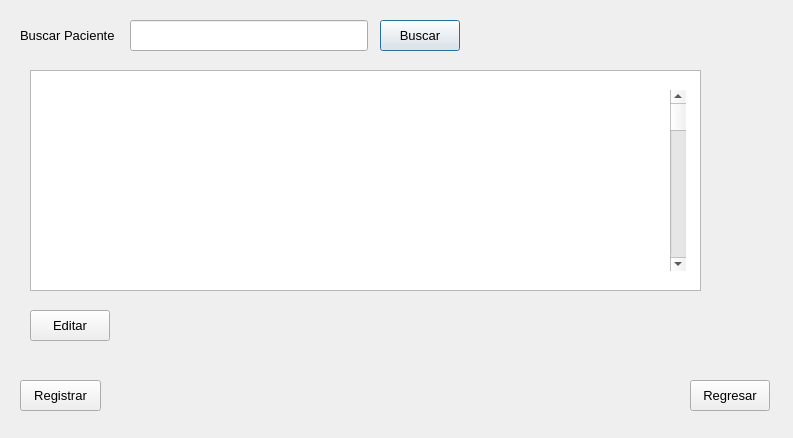
Above: PAF_GUI/PAF_GRAFICA/gui/gestionarpaciente.ui from JMOrbegoso/USS-2021-II-PP before the change. Below: the same form after it.
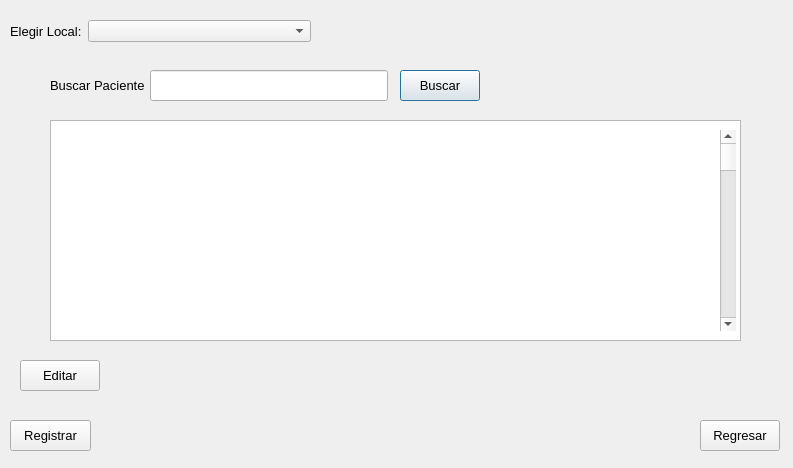
That is the form after the change.

Commit message: Cambios en la opcion Pacientes

What changed in the file:
```diff
--- a/PAF_GUI/PAF_GRAFICA/gui/gestionarpaciente.ui
+++ b/PAF_GUI/PAF_GRAFICA/gui/gestionarpaciente.ui
@@ -7,27 +7,17 @@
     <x>0</x>
     <y>0</y>
     <width>793</width>
-    <height>438</height>
+    <height>468</height>
    </rect>
   </property>
   <property name="windowTitle">
    <string>Gestionar Pacientes Registrados</string>
   </property>
-  <widget class="QTableView" name="listaPacientesTview">
-   <property name="geometry">
-    <rect>
-     <x>30</x>
-     <y>70</y>
-     <width>671</width>
-     <height>221</height>
-    </rect>
-   </property>
-  </widget>
   <widget class="QPushButton" name="buscarPacienteCmd">
    <property name="geometry">
     <rect>
-     <x>380</x>
-     <y>20</y>
+     <x>400</x>
+     <y>70</y>
      <width>80</width>
      <height>31</height>
     </rect>
@@ -44,8 +34,8 @@
   <widget class="QPushButton" name="registrarPacienteCmd">
    <property name="geometry">
     <rect>
-     <x>20</x>
-     <y>380</y>
+     <x>10</x>
+     <y>420</y>
      <width>81</width>
      <height>31</height>
     </rect>
@@ -62,8 +52,8 @@
   <widget class="QPushButton" name="regresarCmd">
    <property name="geometry">
     <rect>
-     <x>690</x>
-     <y>380</y>
+     <x>700</x>
+     <y>420</y>
      <width>80</width>
      <height>31</height>
     </rect>
@@ -80,8 +70,8 @@
   <widget class="QPushButton" name="editarCmd">
    <property name="geometry">
     <rect>
-     <x>30</x>
-     <y>310</y>
+     <x>20</x>
+     <y>360</y>
      <width>80</width>
      <height>31</height>
     </rect>
@@ -98,8 +88,8 @@
   <widget class="QLineEdit" name="buscarPacienteTxt">
    <property name="geometry">
     <rect>
-     <x>130</x>
-     <y>20</y>
+     <x>150</x>
+     <y>70</y>
      <width>238</width>
      <height>31</height>
     </rect>
@@ -108,8 +98,8 @@
   <widget class="QLabel" name="label">
    <property name="geometry">
     <rect>
-     <x>20</x>
-     <y>20</y>
+     <x>50</x>
+     <y>70</y>
      <width>95</width>
      <height>31</height>
     </rect>
@@ -123,13 +113,50 @@
     <string>Buscar Paciente:</string>
    </property>
   </widget>
+  <widget class="QWidget" name="formLayoutWidget">
+   <property name="geometry">
+    <rect>
+     <x>10</x>
+     <y>20</y>
+     <width>301</width>
+     <height>31</height>
+    </rect>
+   </property>
+   <layout class="QFormLayout" name="formLayout">
+    <item row="0" column="0">
+     <widget class="QLabel" name="label_2">
+      <property name="font">
+       <font>
+        <pointsize>10</pointsize>
+       </font>
+      </property>
+      <property name="text">
+       <string>Elegir Local:</string>
+      </property>
+     </widget>
+    </item>
+    <item row="0" column="1">
+     <widget class="QComboBox" name="comboBox"/>
+    </item>
+   </layout>
+  </widget>
+  <widget class="QTableWidget" name="mostrarPacienteTwidget">
+   <property name="geometry">
+    <rect>
+     <x>50</x>
+     <y>120</y>
+     <width>691</width>
+     <height>221</height>
+    </rect>
+   </property>
+  </widget>
   <widget class="QScrollBar" name="verticalScrollBar">
    <property name="geometry">
     <rect>
-     <x>670</x>
-     <y>90</y>
+     <x>720</x>
+     <y>130</y>
      <width>16</width>
-     <height>181</height>
+     <height>201</height>
     </rect>
    </property>
    <property name="orientation">
```
Left out of the diff: 8 changed lines with no effect on the pictures. The commit also changes 3 other files.
